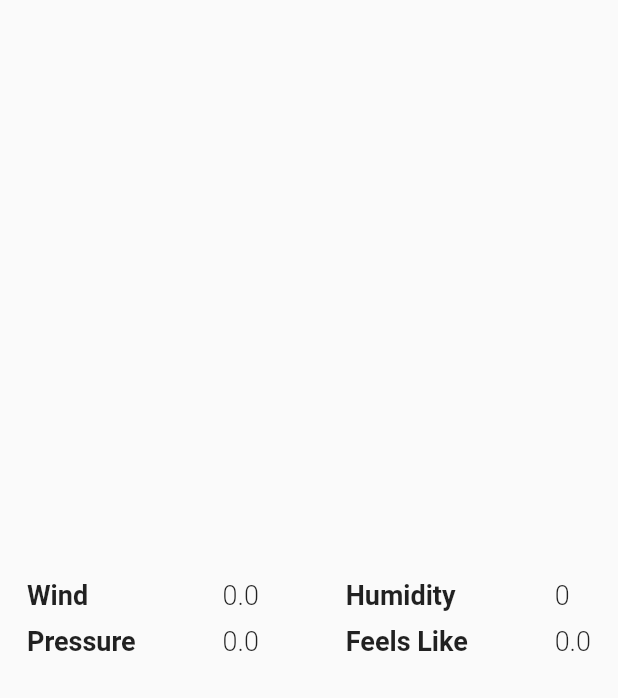
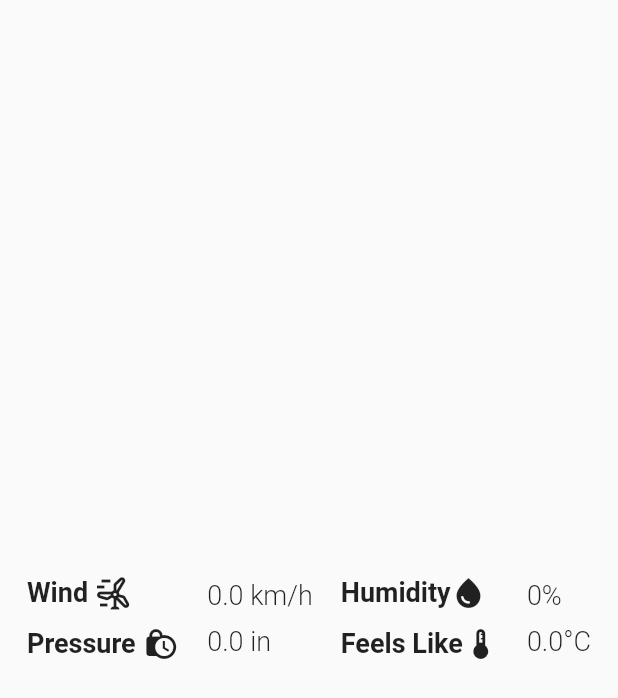
Before and after one commit to eryklorenc/weather_api, a Flutter app: the AdditionalInformation widget shown alone on an empty page, opened directly with empty values, on a phone screen of 412 x 824 dp. Shown: the top 698 px of the screen. Run offline on Flutter 3.47's test engine with Material 2 defaults, Android fonts, the phone set to English and light mode, and no system bars; our stand-ins replace bloc, dio, flutter_bloc.

Commit message:
Add icons to additional information

```diff
--- a/lib/home/home.dart
+++ b/lib/home/home.dart
@@ -70,6 +70,7 @@ class _HomeState extends State<Home> {
                       const SizedBox(
                         height: 10,
                       ),
+                      if (weatherModel != null)
                         const Text(
                           'Additional Information',
                           style: TextStyle(
--- a/lib/widgets/additional_information.dart
+++ b/lib/widgets/additional_information.dart
@@ -4,17 +4,17 @@ import 'package:weather_api/home/cubit/home_cubit.dart';
 import 'package:weather_api/models/weather_model.dart';
 
 class AdditionalInformation extends StatelessWidget {
-  AdditionalInformation({
+  const AdditionalInformation({
     super.key,
     required this.weatherModel,
   });
 
   final WeatherModel weatherModel;
 
-  TextStyle titleFont =
+  final TextStyle titleFont =
       const TextStyle(fontWeight: FontWeight.w600, fontSize: 18);
 
-  TextStyle infoFont =
+  final TextStyle infoFont =
       const TextStyle(fontWeight: FontWeight.w300, fontSize: 18);
 
   @override
@@ -36,16 +36,32 @@ class AdditionalInformation extends StatelessWidget {
                     mainAxisAlignment: MainAxisAlignment.start,
                     crossAxisAlignment: CrossAxisAlignment.start,
                     children: [
+                      Row(
+                        children: [
                           Text(
                             'Wind',
                             style: titleFont,
                           ),
                           const SizedBox(
+                            width: 5,
+                          ),
+                          const Icon(Icons.wind_power_outlined),
+                        ],
+                      ),
+                      const SizedBox(
                         height: 10,
                       ),
+                      Row(
+                        children: [
                           Text(
                             'Pressure',
                             style: titleFont,
+                          ),
+                          const SizedBox(
+                            width: 5,
+                          ),
+                          const Icon(Icons.lock_clock),
+                        ],
                       ),
                     ],
                   ),
@@ -54,14 +70,14 @@ class AdditionalInformation extends StatelessWidget {
                     crossAxisAlignment: CrossAxisAlignment.start,
                     children: [
                       Text(
-                        weatherModel.wind.toString(),
+                        '${weatherModel.wind} km/h',
                         style: infoFont,
                       ),
                       const SizedBox(
                         height: 10,
                       ),
                       Text(
-                        weatherModel.pressure.toString(),
+                        '${weatherModel.pressure} in',
                         style: infoFont,
                       ),
                     ],
@@ -70,16 +86,26 @@ class AdditionalInformation extends StatelessWidget {
                     mainAxisAlignment: MainAxisAlignment.start,
                     crossAxisAlignment: CrossAxisAlignment.start,
                     children: [
+                      Row(
+                        children: [
                           Text(
                             'Humidity',
                             style: titleFont,
                           ),
+                          const Icon(Icons.water_drop),
+                        ],
+                      ),
                       const SizedBox(
                         height: 10,
                       ),
+                      Row(
+                        children: [
                           Text(
                             'Feels Like',
                             style: titleFont,
+                          ),
+                          const Icon(Icons.device_thermostat),
+                        ],
                       ),
                     ],
                   ),
@@ -88,14 +114,14 @@ class AdditionalInformation extends StatelessWidget {
                     crossAxisAlignment: CrossAxisAlignment.start,
                     children: [
                       Text(
-                        weatherModel.humidity.toString(),
+                        '${weatherModel.humidity}%',
                         style: infoFont,
                       ),
                       const SizedBox(
                         height: 10,
                       ),
                       Text(
-                        weatherModel.feelslike.toString(),
+                        '${weatherModel.feelslike}°C',
                         style: infoFont,
                       ),
                     ],
```
Also changed, not shown: lib/widgets/display_weather.dart (+9 -4 lines), lib/widgets/search.dart (+18 -6 lines). Lines whose indentation alone changed are shown as unchanged.
